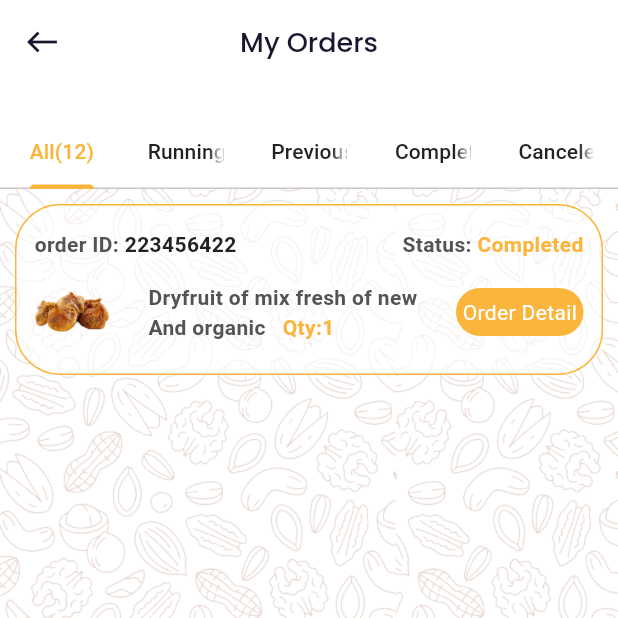
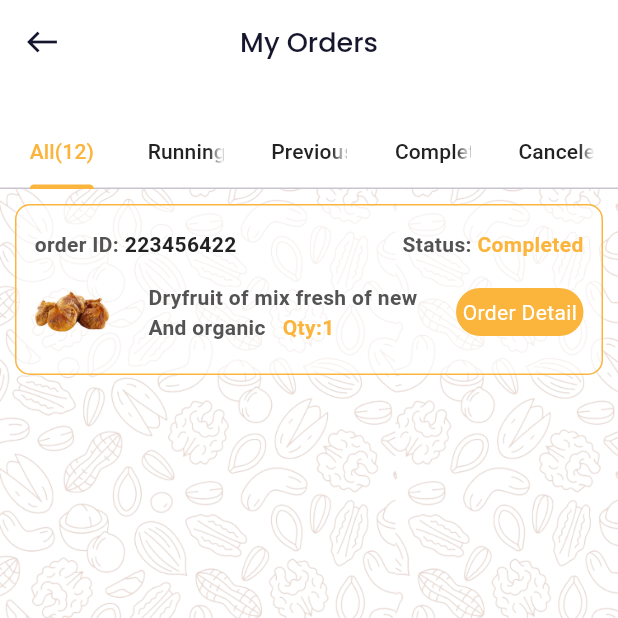
Before and after one commit to ba138/Rajasthan-Dry-Fruits, a Flutter app: the MyOrders screen opened by its route, on a phone screen of 412 x 824 dp, the top half of it. Run offline on Flutter 3.47's test engine with Material 3 defaults, Android fonts, the phone set to English and light mode, and no system bars; our stand-ins replace carousel_slider, flutter_rating_bar, google_fonts, percent_indicator; missing offline and left inert: order_tracker; network calls fail.

Commit message:
changes fix the border radius

```diff
--- a/lib/view/orders/widgets/my_order_card.dart
+++ b/lib/view/orders/widgets/my_order_card.dart
@@ -23,7 +23,7 @@ class _myOrderCardState extends State<myOrderCard> {
       height: 114.0,
       width: double.infinity,
       decoration: BoxDecoration(
-        borderRadius: BorderRadius.circular(30),
+        borderRadius: BorderRadius.circular(10),
         border: Border.all(color: AppColor.primaryColor, width: 1),
         color: const Color.fromRGBO(
             255, 255, 255, 0.2), // Background color with opacity
--- a/lib/view/orders/widgets/prod_detail_widget.dart
+++ b/lib/view/orders/widgets/prod_detail_widget.dart
@@ -30,7 +30,7 @@ class ProductDetailsWidget extends StatelessWidget {
       height: 100,
       child: Container(
         decoration: BoxDecoration(
-          borderRadius: BorderRadius.circular(30),
+          borderRadius: BorderRadius.circular(10),
           border: Border.all(color: AppColor.primaryColor, width: 1),
           color: const Color.fromRGBO(
               255, 255, 255, 0.2), // Background color with opacity
```
